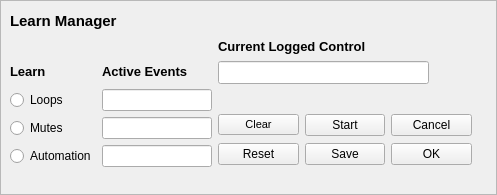
Above: seq_qt5/src/gui/qlearnframe.ui from ahlstromcj/seq66 before the change. Below: the same form after it.
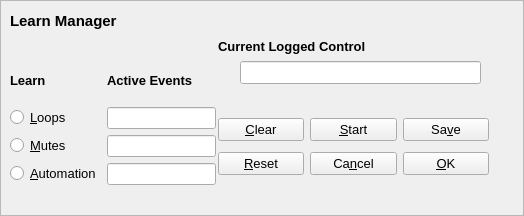
That is the form after the change.

The edit to the form file:
```diff
--- a/seq_qt5/src/gui/qlearnframe.ui
+++ b/seq_qt5/src/gui/qlearnframe.ui
@@ -6,8 +6,8 @@
    <rect>
     <x>0</x>
     <y>0</y>
-    <width>497</width>
-    <height>195</height>
+    <width>524</width>
+    <height>216</height>
    </rect>
   </property>
   <property name="windowTitle">
@@ -57,9 +57,9 @@
   <widget class="QLineEdit" name="current_logged_control_line_edit">
    <property name="geometry">
     <rect>
-     <x>218</x>
+     <x>240</x>
      <y>61</y>
-     <width>211</width>
+     <width>241</width>
      <height>23</height>
     </rect>
    </property>
@@ -69,15 +69,20 @@
     <rect>
      <x>10</x>
      <y>60</y>
-     <width>202</width>
-     <height>107</height>
+     <width>206</width>
+     <height>125</height>
     </rect>
    </property>
    <layout class="QGridLayout" name="learn_grid_layout">
     <item row="1" column="0">
      <widget class="QRadioButton" name="loops_button">
+      <property name="font">
+       <font>
+        <pointsize>10</pointsize>
+       </font>
+      </property>
       <property name="text">
-       <string>Loops</string>
+       <string>&amp;Loops</string>
       </property>
      </widget>
     </item>
@@ -86,8 +91,13 @@
     </item>
     <item row="3" column="0">
      <widget class="QRadioButton" name="automation_button">
+      <property name="font">
+       <font>
+        <pointsize>10</pointsize>
+       </font>
+      </property>
       <property name="text">
-       <string>Automation</string>
+       <string>&amp;Automation</string>
       </property>
      </widget>
     </item>
@@ -96,8 +106,13 @@
     </item>
     <item row="2" column="0">
      <widget class="QRadioButton" name="mutes_button">
+      <property name="font">
+       <font>
+        <pointsize>10</pointsize>
+       </font>
+      </property>
       <property name="text">
-       <string>Mutes</string>
+       <string>&amp;Mutes</string>
       </property>
      </widget>
     </item>
@@ -137,56 +152,81 @@
     <rect>
      <x>218</x>
      <y>113</y>
-     <width>254</width>
-     <height>54</height>
+     <width>271</width>
+     <height>69</height>
     </rect>
    </property>
    <layout class="QGridLayout" name="gridLayout">
-    <item row="0" column="0">
-     <widget class="QPushButton" name="clear_push_button">
+    <item row="1" column="1">
+     <widget class="QPushButton" name="cancel_push_button">
       <property name="font">
        <font>
-        <pointsize>8</pointsize>
-        <bold>false</bold>
+        <pointsize>10</pointsize>
        </font>
       </property>
       <property name="text">
-       <string>Clear</string>
+       <string>Ca&amp;ncel</string>
       </property>
      </widget>
     </item>
     <item row="0" column="1">
      <widget class="QPushButton" name="start_push_button">
+      <property name="font">
+       <font>
+        <pointsize>10</pointsize>
+       </font>
+      </property>
       <property name="text">
-       <string>Start</string>
+       <string>&amp;Start</string>
       </property>
      </widget>
     </item>
     <item row="0" column="2">
-     <widget class="QPushButton" name="cancel_push_button">
-      <property name="text">
-       <string>Cancel</string>
-      </property>
-     </widget>
-    </item>
-    <item row="1" column="0">
-     <widget class="QPushButton" name="reset_push_button">
-      <property name="text">
-       <string>Reset</string>
-      </property>
-     </widget>
-    </item>
-    <item row="1" column="1">
      <widget class="QPushButton" name="save_push_button">
+      <property name="font">
+       <font>
+        <pointsize>10</pointsize>
+       </font>
+      </property>
       <property name="text">
-       <string>Save</string>
+       <string>Sa&amp;ve</string>
+      </property>
+     </widget>
+    </item>
+    <item row="1" column="0">
+     <widget class="QPushButton" name="reset_push_button">
+      <property name="font">
+       <font>
+        <pointsize>10</pointsize>
+       </font>
+      </property>
+      <property name="text">
+       <string>&amp;Reset</string>
+      </property>
+     </widget>
+    </item>
+    <item row="0" column="0">
+     <widget class="QPushButton" name="clear_push_button">
+      <property name="font">
+       <font>
+        <pointsize>10</pointsize>
+        <bold>false</bold>
+       </font>
+      </property>
+      <property name="text">
+       <string>&amp;Clear</string>
       </property>
      </widget>
     </item>
     <item row="1" column="2">
      <widget class="QPushButton" name="ok_push_button">
+      <property name="font">
+       <font>
+        <pointsize>10</pointsize>
+       </font>
+      </property>
       <property name="text">
-       <string>OK</string>
+       <string>&amp;OK</string>
       </property>
      </widget>
     </item>
```
Left out of the diff: 2 changed lines with no effect on the pictures.
